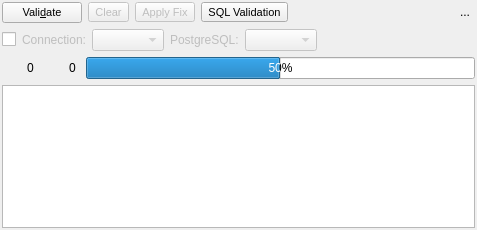
This is libpgmodeler_ui/ui/modelvalidationwidget.ui in pgmodeler/pgmodeler as Qt 5 draws it before an edit. The edited form follows.
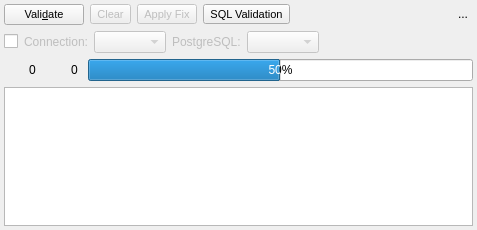
This is the edited form. Icons and pictures are not drawn.

```diff
--- a/libpgmodeler_ui/ui/modelvalidationwidget.ui
+++ b/libpgmodeler_ui/ui/modelvalidationwidget.ui
@@ -26,8 +26,17 @@
    <string>Form</string>
   </property>
   <layout class="QGridLayout" name="gridLayout">
-   <property name="margin">
-    <number>2</number>
+   <property name="leftMargin">
+    <number>4</number>
+   </property>
+   <property name="topMargin">
+    <number>4</number>
+   </property>
+   <property name="rightMargin">
+    <number>4</number>
+   </property>
+   <property name="bottomMargin">
+    <number>4</number>
    </property>
    <property name="spacing">
     <number>6</number>
```
Left out of the diff: 22 changed lines with no effect on the pictures.
